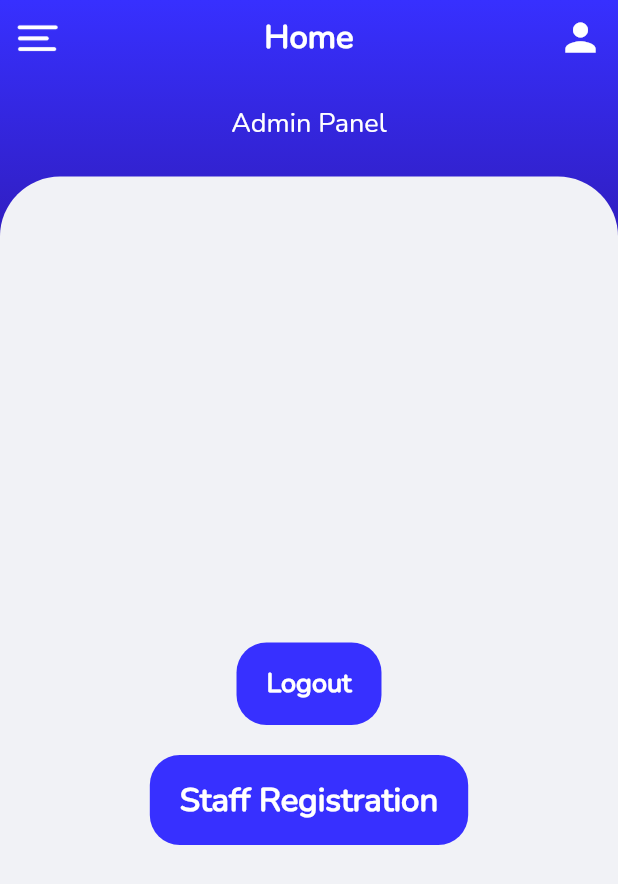
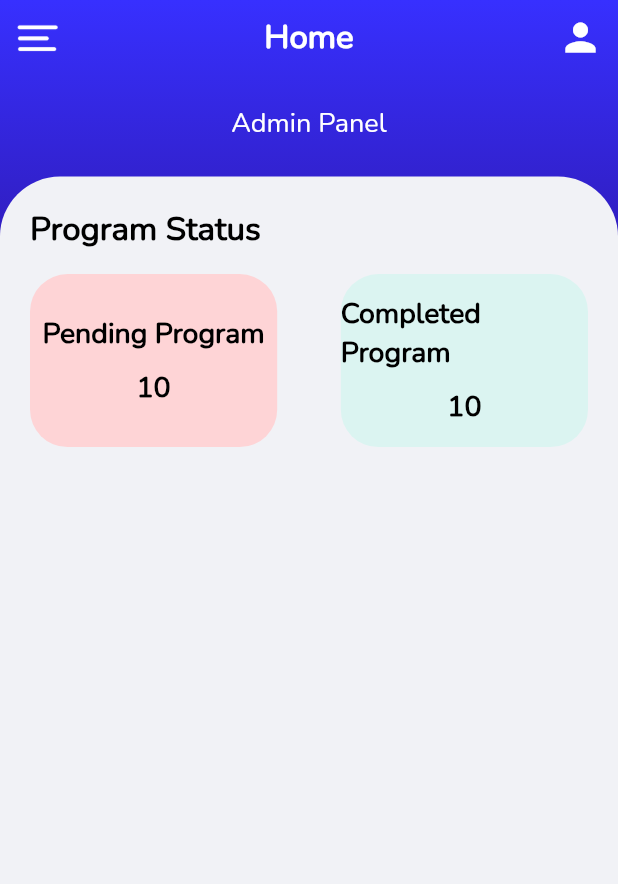
Before and after one commit to Naseeb-Nex/Ideal-maketing-app, a Flutter app: the HomeAdmin screen opened directly, on a phone screen of 412 x 824 dp. Shown: the top 884 px of the screen. Run offline on Flutter 3.47's test engine with Material 2 defaults, Android fonts, the phone set to English and light mode, and no system bars; our stand-ins replace animated_splash_screen, cloud_firestore, firebase_auth, firebase_core, firebase_storage, fluttertoast and 2 more; accounts and stored records are empty.

Commit message:
Admin UI

```diff
--- a/lib/screens/Admin/homeadminsrc.dart
+++ b/lib/screens/Admin/homeadminsrc.dart
@@ -114,7 +114,7 @@ class _HomeAdminState extends State<HomeAdmin> {
                 child: Container(
                   height: double.infinity,
                   width: MediaQuery.of(context).size.width,
-                  padding: EdgeInsets.symmetric(horizontal: 10),
+                  padding: EdgeInsets.symmetric(horizontal: 20),
                   decoration: BoxDecoration(
                     borderRadius: BorderRadius.only(
                         topLeft: Radius.circular(40),
@@ -122,11 +122,13 @@ class _HomeAdminState extends State<HomeAdmin> {
                     color: newbg,
                   ),
                   child: Center(
-                    child: Column(
-                      mainAxisAlignment: MainAxisAlignment.center,
+                    child: ListView(
                       children: [
+                        const SizedBox(
+                          height: 20,
+                        ),
                         Text(
-                          "${loggedInUser.email}",
+                          "Program Status",
                           style: TextStyle(
                             fontFamily: "Nunito",
                             fontSize: 22,
@@ -135,50 +137,136 @@ class _HomeAdminState extends State<HomeAdmin> {
                           ),
                         ),
                         SizedBox(
-                          height: 20,
+                          height: 15,
                         ),
-                        InkWell(
-                          onTap: () {
-                            logout(context);
-                          },
-                          child: Container(
-                            padding: EdgeInsets.symmetric(
-                                vertical: 15, horizontal: 20),
+                        Row(
+                          mainAxisAlignment: MainAxisAlignment.spaceBetween,
+                          children: [
+                            Container(
+                              width: s.width * 0.4,
+                              height: s.height * 0.14,
                               decoration: BoxDecoration(
-                                borderRadius: BorderRadius.circular(20),
-                                color: bluebg),
-                            child: Text(
-                              "Logout",
+                                  borderRadius: BorderRadius.circular(25),
+                                  color: Color(0XFFFED4D6)),
+                              child: Column(
+                                mainAxisAlignment: MainAxisAlignment.center,
+                                crossAxisAlignment: CrossAxisAlignment.center,
+                                children: [
+                                  Text(
+                                    "Pending Program",
                                     style: TextStyle(
                                       fontFamily: "Nunito",
-                                fontSize: 18,
+                                      fontSize: 19,
                                       fontWeight: FontWeight.bold,
-                                color: Colors.white,
+                                      color: Colors.black,
+                                    ),
+                                  ),
+                                  Padding(
+                                    padding: const EdgeInsets.only(top: 10),
+                                    child: Text(
+                                      "10",
+                                      style: TextStyle(
+                                        fontFamily: "Nunito",
+                                        fontSize: 19,
+                                        fontWeight: FontWeight.bold,
+                                        color: Colors.black,
                                       ),
                                     ),
                                   ),
+                                ],
                               ),
-                        SizedBox(height: 20,),
-                        InkWell(
-                          onTap: () {
-                            Navigator.push(
-                                context,
-                                MaterialPageRoute(
-                                    builder: (context) =>
-                                        RegistrationScreen()));
-                          },
-                          child: Container(
-                            padding: EdgeInsets.symmetric(
-                                vertical: 15, horizontal: 20),
+                            ),
+                            Container(
+                              width: s.width * 0.4,
+                              height: s.height * 0.14,
                               decoration: BoxDecoration(
-                                borderRadius: BorderRadius.circular(20),
-                                color: bluebg),child: Text("Staff Registration",style: TextStyle(
+                                  borderRadius: BorderRadius.circular(25),
+                                  color: Color(0XFFDBF4F1)),
+                              child: Column(
+                                mainAxisAlignment: MainAxisAlignment.center,
+                                crossAxisAlignment: CrossAxisAlignment.center,
+                                children: [
+                                  Text(
+                                    "Completed Program",
+                                    style: TextStyle(
                                       fontFamily: "Nunito",
-                            fontSize: 22,
+                                      fontSize: 19,
                                       fontWeight: FontWeight.bold,
-                            color: Colors.white,
-                          ),),),
+                                      color: Colors.black,
+                                    ),
+                                  ),
+                                  Padding(
+                                    padding: const EdgeInsets.only(top: 10),
+                                    child: Text(
+                                      "10",
+                                      style: TextStyle(
+                                        fontFamily: "Nunito",
+                                        fontSize: 19,
+                                        fontWeight: FontWeight.bold,
+                                        color: Colors.black,
+                                      ),
+                                    ),
+                                  ),
+                                ],
+                              ),
                             )
+                          ],
+                        ),
+
+                        // Text(
+                        //   "${loggedInUser.email}",
+                        //   style: TextStyle(
+                        //     fontFamily: "Nunito",
+                        //     fontSize: 22,
+                        //     fontWeight: FontWeight.bold,
+                        //     color: Colors.black,
+                        //   ),
+                        // ),
+                        // SizedBox(
+                        //   height: 20,
+                        // ),
+                        // InkWell(
+                        //   onTap: () {
+                        //     logout(context);
+                        //   },
+                        //   child: Container(
+                        //     padding: EdgeInsets.symmetric(
+                        //         vertical: 15, horizontal: 20),
+                        //     decoration: BoxDecoration(
+                        //         borderRadius: BorderRadius.circular(20),
+                        //         color: bluebg),
+                        //     child: Text(
+                        //       "Logout",
+                        //       style: TextStyle(
+                        //         fontFamily: "Nunito",
+                        //         fontSize: 18,
+                        //         fontWeight: FontWeight.bold,
+                        //         color: Colors.white,
+                        //       ),
+                        //     ),
+                        //   ),
+                        // ),
+                        // SizedBox(height: 20,),
+                        // InkWell(
+                        //   onTap: () {
+                        //     Navigator.push(
+                        //         context,
+                        //         MaterialPageRoute(
+                        //             builder: (context) =>
+                        //                 RegistrationScreen()));
+                        //   },
+                        //   child: Container(
+                        //     padding: EdgeInsets.symmetric(
+                        //         vertical: 15, horizontal: 20),
+                        //     decoration: BoxDecoration(
+                        //         borderRadius: BorderRadius.circular(20),
+                        //         color: bluebg),child: Text("Staff Registration",style: TextStyle(
+                        //     fontFamily: "Nunito",
+                        //     fontSize: 22,
+                        //     fontWeight: FontWeight.bold,
+                        //     color: Colors.white,
+                        //   ),),),
+                        // )
                       ],
                     ),
                   ),
@@ -191,10 +279,14 @@ class _HomeAdminState extends State<HomeAdmin> {
     ]);
   }
 
+  // #DBF4F1 green #EEFCEF  #E6F5FA
+  // #FFF5DA orange
+  // #FED4D6 pink  #FFEFE2
+
   // the logout function
   Future<void> logout(BuildContext context) async {
     await FirebaseAuth.instance.signOut();
-    Navigator.of(context)
-        .pushReplacement(MaterialPageRoute(builder: (context) => const LoginSrc()));
+    Navigator.of(context).pushReplacement(
+        MaterialPageRoute(builder: (context) => const LoginSrc()));
   }
 }
```
Lines whose indentation alone changed are shown as unchanged.
